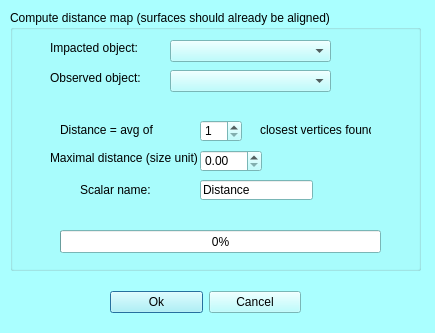
This is MorphoDig/Qt/mqScalarsDistanceDialog.ui in morphomuseum/MorphoDig as Qt 5 draws it before an edit. The edited form follows.
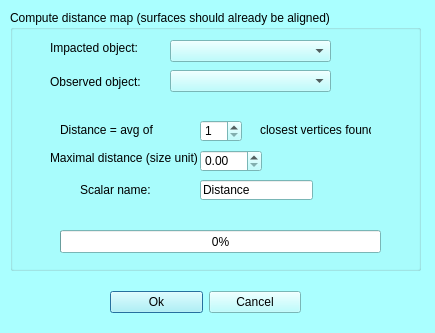
This is the edited form.

Diff of the .ui file:
```diff
--- a/MorphoDig/Qt/mqScalarsDistanceDialog.ui
+++ b/MorphoDig/Qt/mqScalarsDistanceDialog.ui
@@ -503,7 +503,7 @@
     <property name="geometry">
      <rect>
       <x>40</x>
-      <y>60</y>
+      <y>64</y>
       <width>101</width>
       <height>16</height>
      </rect>
```
Left out of the diff: 2 changed lines with no effect on the pictures.
